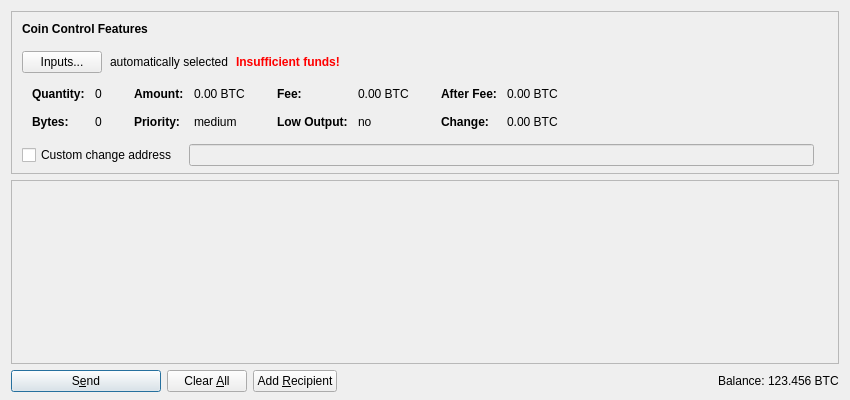
Old version of the form src/qt/forms/sendcoinsdialog.ui in the repository cockcoin/cockcoin.
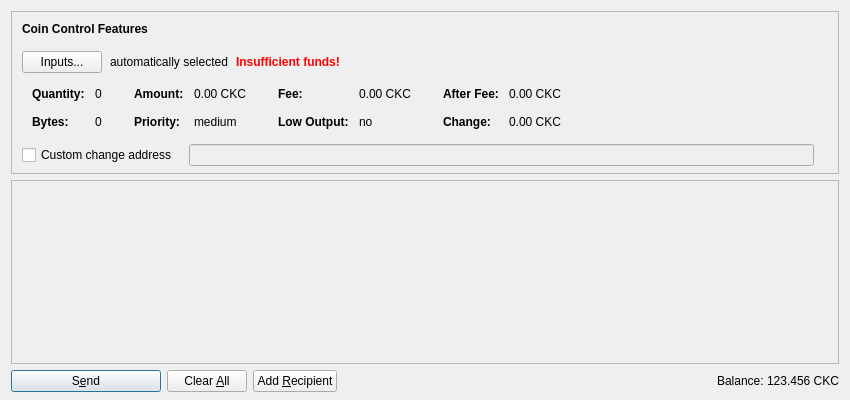
New version of the form. Icons and pictures are not drawn. Custom widgets are drawn as their Qt base class.

Patch:
```diff
--- a/src/qt/forms/sendcoinsdialog.ui
+++ b/src/qt/forms/sendcoinsdialog.ui
@@ -321,7 +321,7 @@
                   <enum>Qt::ActionsContextMenu</enum>
                  </property>
                  <property name="text">
-                  <string notr="true">0.00 BTC</string>
+                  <string notr="true">0.00 CKC</string>
                  </property>
                  <property name="textInteractionFlags">
                   <set>Qt::LinksAccessibleByMouse|Qt::TextSelectableByKeyboard|Qt::TextSelectableByMouse</set>
@@ -401,7 +401,7 @@
                   <enum>Qt::ActionsContextMenu</enum>
                  </property>
                  <property name="text">
-                  <string notr="true">0.00 BTC</string>
+                  <string notr="true">0.00 CKC</string>
                  </property>
                  <property name="textInteractionFlags">
                   <set>Qt::LinksAccessibleByMouse|Qt::TextSelectableByKeyboard|Qt::TextSelectableByMouse</set>
@@ -481,7 +481,7 @@
                   <enum>Qt::ActionsContextMenu</enum>
                  </property>
                  <property name="text">
-                  <string notr="true">0.00 BTC</string>
+                  <string notr="true">0.00 CKC</string>
                  </property>
                  <property name="textInteractionFlags">
                   <set>Qt::LinksAccessibleByMouse|Qt::TextSelectableByKeyboard|Qt::TextSelectableByMouse</set>
@@ -510,7 +510,7 @@
                   <enum>Qt::ActionsContextMenu</enum>
                  </property>
                  <property name="text">
-                  <string notr="true">0.00 BTC</string>
+                  <string notr="true">0.00 CKC</string>
                  </property>
                  <property name="textInteractionFlags">
                   <set>Qt::LinksAccessibleByMouse|Qt::TextSelectableByKeyboard|Qt::TextSelectableByMouse</set>
@@ -753,7 +753,7 @@
           <cursorShape>IBeamCursor</cursorShape>
          </property>
          <property name="text">
-          <string notr="true">123.456 BTC</string>
+          <string notr="true">123.456 CKC</string>
          </property>
          <property name="textInteractionFlags">
           <set>Qt::LinksAccessibleByMouse|Qt::TextSelectableByKeyboard|Qt::TextSelectableByMouse</set>
```
Left out of the diff: 8 changed lines with no effect on the pictures.
